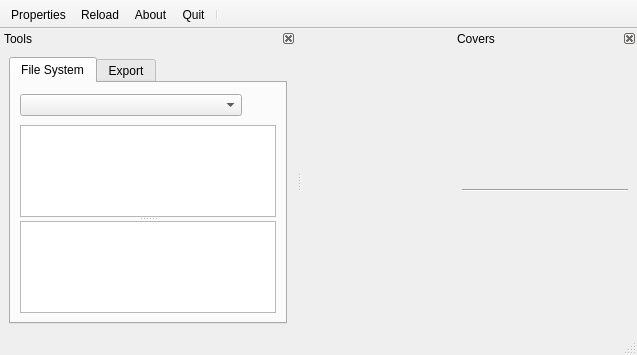
This is qwbfs/src/UIMain.ui in amestica/qwbfs as Qt 5 draws it before an edit. The edited form follows.
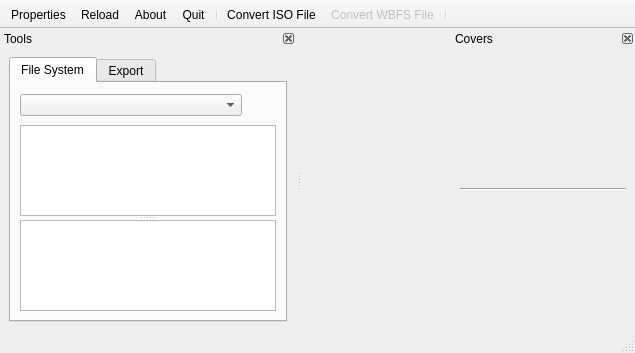
This is the edited form. Icons and pictures are not drawn. Custom widgets are drawn as their Qt base class.

Commit message: Add the possibility to convert an iso file to a wbfs file

Patch:
```diff
--- a/qwbfs/src/UIMain.ui
+++ b/qwbfs/src/UIMain.ui
@@ -6,8 +6,8 @@
    <rect>
     <x>0</x>
     <y>0</y>
-    <width>637</width>
-    <height>355</height>
+    <width>635</width>
+    <height>353</height>
    </rect>
   </property>
   <property name="iconSize">
@@ -266,6 +266,9 @@
    <addaction name="aAbout"/>
    <addaction name="aQuit"/>
    <addaction name="separator"/>
+   <addaction name="aConvertIsoFile"/>
+   <addaction name="aConvertWBFSFile"/>
+   <addaction name="separator"/>
   </widget>
   <widget class="QDockWidget" name="dwCovers">
    <property name="minimumSize">
@@ -369,6 +372,27 @@
     <string>Properties</string>
    </property>
   </action>
+  <action name="aConvertIsoFile">
+   <property name="icon">
+    <iconset resource="../resources/resources.qrc">
+     <normaloff>:/icons/128/iso-to-wbfs.png</normaloff>:/icons/128/iso-to-wbfs.png</iconset>
+   </property>
+   <property name="text">
+    <string>Convert ISO File</string>
+   </property>
+  </action>
+  <action name="aConvertWBFSFile">
+   <property name="enabled">
+    <bool>false</bool>
+   </property>
+   <property name="icon">
+    <iconset resource="../resources/resources.qrc">
+     <normaloff>:/icons/128/wbfs-to-iso.png</normaloff>:/icons/128/wbfs-to-iso.png</iconset>
+   </property>
+   <property name="text">
+    <string>Convert WBFS File</string>
+   </property>
+  </action>
  </widget>
  <customwidgets>
   <customwidget>
```
The commit also changes 11 other files.
